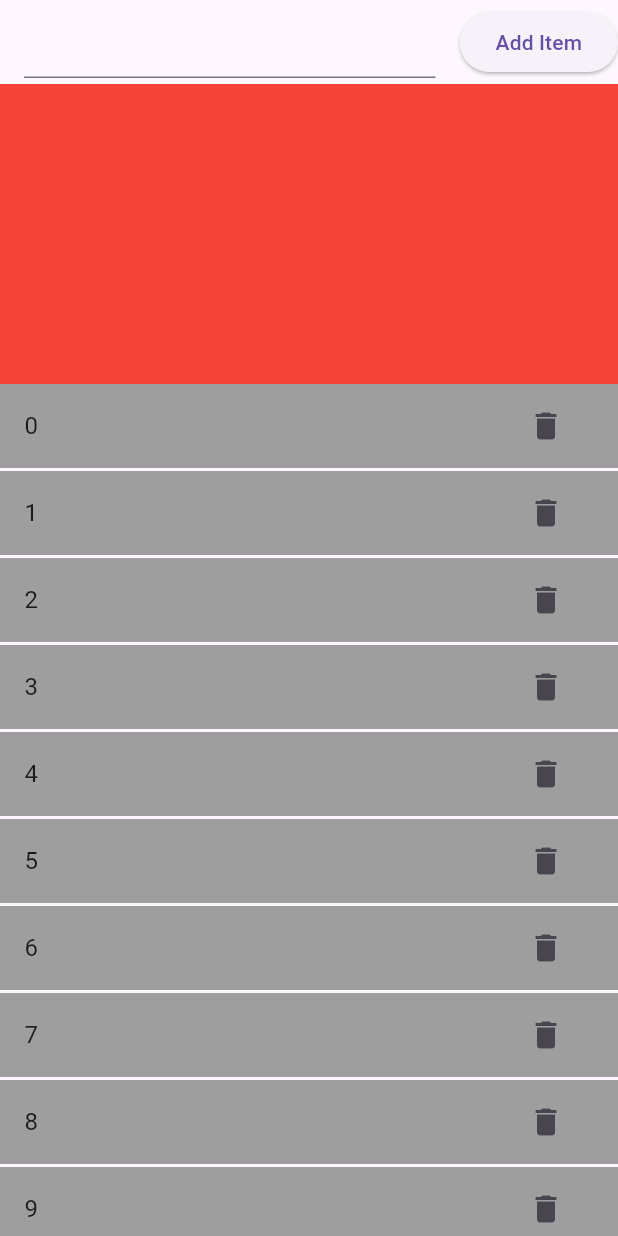
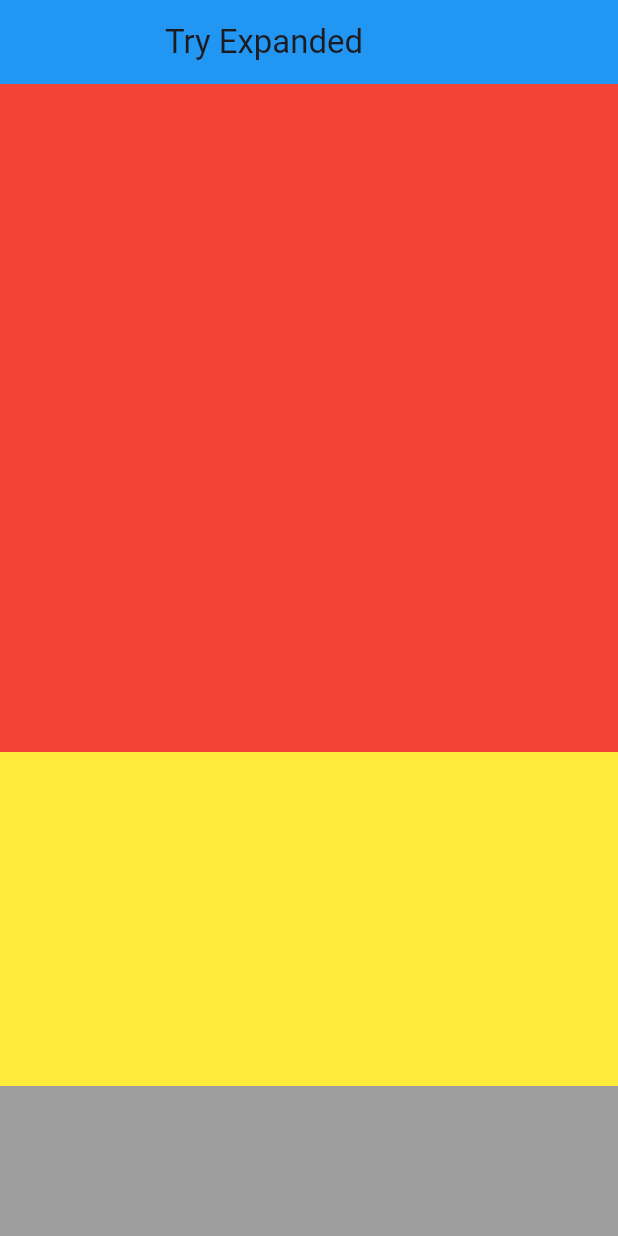
Before and after one commit to SuhAilMAnzoor/Fifth-Expanded-and-Updating-List, a Flutter app: the screen it shows after launch, on a phone screen of 412 x 824 dp. Run offline on Flutter 3.47's test engine with Material 3 defaults, Android fonts, the phone set to English and light mode, and no system bars.

Commit message:
Expanded and Its Use For Advertising Evenets and Banners you see Apps and Websites generally

```diff
--- /dev/null
+++ b/lib/02.expanded.dart
@@ -0,0 +1,68 @@
+//Screen Overflow ho khatam ho chuki using physics and shrink wrap,
+//shrink kar dega is se zyada nahe bhagega jitna content hai us ke hasb se shrink kar wrap karga parent column men
+// shrinkwrap is used for those widgets those have not width and heigh if you are using
+// same time and also we make it scrollable
+import 'package:flutter/material.dart';
+
+class ContainerWithExpanded extends StatefulWidget {
+  const ContainerWithExpanded({super.key});
+
+  @override
+  State<ContainerWithExpanded> createState() => _ContainerWithExpandedState();
+}
+
+class _ContainerWithExpandedState extends State<ContainerWithExpanded> {
+  TextEditingController friendListController = TextEditingController();
+
+  List friendList = ["Waqar", "Sajjad", "Sohail"];
+
+//Add Items using TextField
+  addItem() {
+    setState(() {
+      friendList.add("value");
+    });
+  }
+
+  // removeAt Function
+  removeItem({meraBanayahowa}) {
+    setState(() {
+      friendList.removeAt(meraBanayahowa); //Delete item from list
+    });
+  }
+
+  @override
+  Widget build(BuildContext context) {
+    return SafeArea(
+      child: Scaffold(
+        appBar: AppBar(
+          backgroundColor: Colors.blue,
+          title: Text("Try Expanded"),
+          titleSpacing: 110,  // title spacing
+        ),
+        body: SafeArea(
+          child: Column(children: [
+            // Expanded Added
+            Expanded(
+              flex: 2, //get the maximum space of screen red,by deafult it is 1
+              child: Container(
+                height: 50,    // RED Container height is 200
+                color: Colors.red,  // Colors Set For this container
+              ),
+              // Second Expanded Added
+            ),
+            Expanded(
+              child: Container(
+                height: 200, // YELLOW Container height is Maximum 200 ,but you will see RED container height is actully BIG from rest of two
+                color: Colors.yellow, // Color set for this container
+              ),
+            ),
+            Container(
+              height: 100,  // GREY Container height is 100
+              color: Colors.grey,
+            ),
+          ]),
+        ),
+      ),
+    );
+  }
+}
--- a/lib/main.dart
+++ b/lib/main.dart
@@ -1,4 +1,4 @@
-import 'package:fifth_expanded_and_updating_list/01.list_builder_screen_over_flow_solved_with_scroll.dart';
+import 'package:fifth_expanded_and_updating_list/02.expanded.dart';
 import 'package:flutter/material.dart';
 
 void main() {
@@ -11,7 +11,7 @@ class MyApp extends StatelessWidget {
   @override
   Widget build(BuildContext context) {
     return const MaterialApp(
-      home: ContainerWithListViewBuilder(),
+      home: ContainerWithExpanded(),
     );
   }
 }
```
